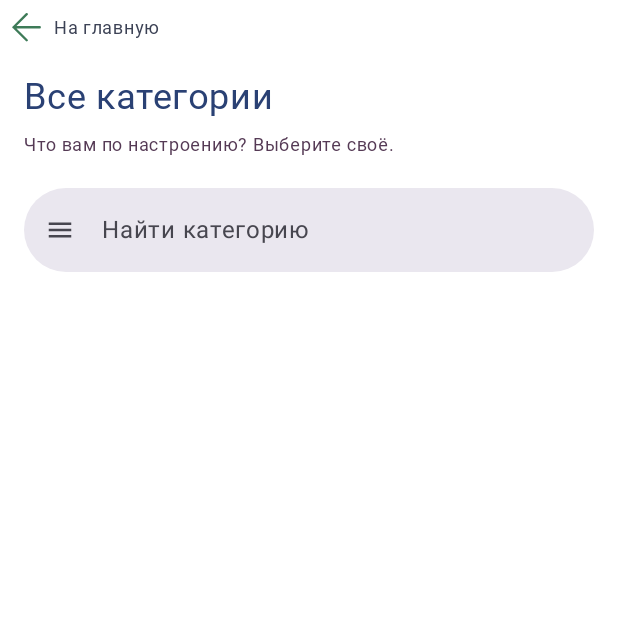
After one commit to KostikSmerch2012/AndroidJetpackComposeProj, an Android app built with Jetpack Compose: the composable CategoriesScreen called with empty values, on a phone screen of 412 x 824 dp, the top half of it. The commit adds this screen. Run offline under Robolectric (Android 15) with nearby library versions, the phone set to English and light mode, and no system bars; Roboto replaces fonts that are not available here.

Commit message:
feat(feature): processing onBackPressed fields, add categories page

```diff
--- a/feature/src/main/java/com/example/feature/home/MainScreen.kt
+++ b/feature/src/main/java/com/example/feature/home/MainScreen.kt
@@ -58,7 +58,11 @@ fun MainScreen(navController: NavController, modifier: Modifier = Modifier){
             }
         }
 
-        CategoryText()
+        CategoryText(
+            onAllCategoriesClick = {
+                navController.navigate(AppDestination.CATEGORY_CARD.route)
+            }
+        )
 
         if (categories.isNullOrEmpty()) {
             Box(modifier = Modifier.height(48.dp))
--- a/feature/src/main/java/com/example/feature/navigation/DestinationNavBar.kt
+++ b/feature/src/main/java/com/example/feature/navigation/DestinationNavBar.kt
@@ -24,7 +24,8 @@ enum class AppDestination(
     SAVED("saved"),
     CREATE("create"),
     PROFILE("profile"),
-    DETAIL_CARD("detail/{id}");
+    DETAIL_CARD("detail/{id}"),
+    CATEGORY_CARD("category");
 
     fun createRoute(id: String): String {
         return route.replace("{id}", id)
--- /dev/null
+++ b/feature/src/main/java/com/example/feature/screens/all_categories_screen/CategoriesScreen.kt
@@ -0,0 +1,32 @@
+package com.example.feature.screens.all_categories_screen
+
+import androidx.compose.foundation.lazy.LazyColumn
+import androidx.compose.runtime.Composable
+import androidx.compose.runtime.LaunchedEffect
+import androidx.compose.runtime.collectAsState
+import androidx.compose.runtime.getValue
+import androidx.lifecycle.viewmodel.compose.viewModel
+import com.example.feature.screens.all_categories_widgets.CategoriesCardMenue
+import com.example.feature.screens.all_categories_widgets.OnMainButton
+import com.example.feature.screens.main_widgets.CategoriesCard
+
+@Composable
+fun CategoriesScreen(id : String, onBackClick: () -> Unit){
+
+    val vm  = viewModel<CategoriesViewModel>()
+
+    LaunchedEffect(Unit) {
+        id.let { vm.fetchCategories(it) }
+    }
+
+    val category by vm.category.collectAsState()
+
+//    if (category == null) return
+
+    LazyColumn {
+        item {
+            OnMainButton(onBackClick)
+            CategoriesCardMenue(category)
+        }
+    }
+}
--- /dev/null
+++ b/feature/src/main/java/com/example/feature/screens/all_categories_screen/CategoriesViewModel.kt
@@ -0,0 +1,31 @@
+package com.example.feature.screens.all_categories_screen
+
+import androidx.lifecycle.ViewModel
+import androidx.lifecycle.viewModelScope
+import com.example.domain.model.Category
+import com.example.domain.repository.CategoryRepository
+import kotlinx.coroutines.flow.MutableStateFlow
+import kotlinx.coroutines.flow.StateFlow
+import kotlinx.coroutines.launch
+import org.koin.java.KoinJavaComponent.get
+
+class CategoriesViewModel : ViewModel() {
+
+    val categoryRepository: CategoryRepository = get(CategoryRepository::class.java)
+
+    private val _category : MutableStateFlow<List<Category>> = MutableStateFlow(emptyList())
+
+    val category: StateFlow<List<Category>>
+        get() = _category
+
+    fun fetchCategories(id : String) = viewModelScope.launch {
+        _category.value = categoryRepository.getCategories()
+    }
+
+//    init {
+//        viewModelScope.launch {
+//            val categoryResponse: List<Category> = categoryRepository.getCategories()
+//            _category.emit(categoryResponse)
+//        }
+//    }
+}
--- /dev/null
+++ b/feature/src/main/java/com/example/feature/screens/all_categories_widgets/CategoriesCard.kt
@@ -0,0 +1,192 @@
+package com.example.feature.screens.all_categories_widgets
+
+import androidx.compose.foundation.Image
+import androidx.compose.foundation.background
+import androidx.compose.foundation.clickable
+import androidx.compose.foundation.layout.Arrangement
+import androidx.compose.foundation.layout.Box
+import androidx.compose.foundation.layout.Column
+import androidx.compose.foundation.layout.Row
+import androidx.compose.foundation.layout.Spacer
+import androidx.compose.foundation.layout.fillMaxSize
+import androidx.compose.foundation.layout.fillMaxWidth
+import androidx.compose.foundation.layout.height
+import androidx.compose.foundation.layout.padding
+import androidx.compose.foundation.layout.size
+import androidx.compose.foundation.layout.width
+import androidx.compose.foundation.lazy.staggeredgrid.LazyVerticalStaggeredGrid
+import androidx.compose.foundation.lazy.staggeredgrid.StaggeredGridCells
+import androidx.compose.foundation.lazy.staggeredgrid.items
+import androidx.compose.foundation.shape.RoundedCornerShape
+import androidx.compose.foundation.text.input.rememberTextFieldState
+import androidx.compose.material3.Card
+import androidx.compose.material3.CardDefaults
+import androidx.compose.material3.MaterialTheme
+import androidx.compose.material3.Text
+import androidx.compose.material3.TextField
+import androidx.compose.material3.TextFieldDefaults
+import androidx.compose.runtime.Composable
+import androidx.compose.ui.Alignment
+import androidx.compose.ui.Modifier
+import androidx.compose.ui.graphics.Color
+import androidx.compose.ui.res.painterResource
+import androidx.compose.ui.tooling.preview.Preview
+import androidx.compose.ui.unit.dp
+import androidx.compose.ui.unit.sp
+import com.example.domain.model.Category
+import com.example.feature.R
+import com.example.feature.screens.main_widgets.iconKeyToDrawable
+import com.example.feature.screens.recipe_screen_widgets.RecipeGridContent
+import com.example.feature.screens.theme.InterFontFamily
+import com.google.android.material.color.MaterialColors
+
+@Composable
+fun CategoriesCardMenue(category: List<Category>){
+    Column(modifier = Modifier
+        .padding(horizontal = 16.dp, vertical = 4.dp)){
+        Spacer(Modifier.height(10.dp))
+        AllCategoriesText()
+        Spacer(Modifier.height(20.dp))
+        FindCategory()
+        Spacer(Modifier.height(20.dp))
+        CategoryCards(category)
+    }
+}
+
+@Composable
+fun OnMainButton(
+    onBackClick: () -> Unit
+){
+    Row(
+        verticalAlignment = Alignment.CenterVertically,
+        modifier = Modifier
+        .clickable{ onBackClick() }
+            .padding(8.dp)){
+        Image(
+            modifier = Modifier.size(20.dp),
+            painter = painterResource(R.drawable.back_arrow),
+            contentDescription = null
+        )
+        Spacer(Modifier.width(8.dp))
+        Box(modifier = Modifier.align(Alignment.CenterVertically)){
+            Text(
+                text = "На главную",
+                fontFamily = InterFontFamily,
+                fontSize = 12.sp,
+                color = MaterialTheme.colorScheme.secondary,
+                lineHeight = 15.sp
+            )
+        }
+    }
+}
+
+@Composable
+fun AllCategoriesText(){
+    Text(
+        text = "Все категории",
+        fontFamily = InterFontFamily,
+        fontSize = 24.sp,
+        color = MaterialTheme.colorScheme.primary,
+        lineHeight = 29.sp
+    )
+    Spacer(Modifier.height(8.dp))
+    Text(
+        text = "Что вам по настроению? Выберите своё.",
+        fontFamily = InterFontFamily,
+        fontSize = 12.sp,
+        color = MaterialTheme.colorScheme.tertiary,
+        lineHeight = 18.sp
+    )
+}
+
+@Composable
+fun FindCategory(){
+    TextField(
+        shape = RoundedCornerShape(100),
+        colors = TextFieldDefaults.colors(
+            focusedContainerColor = Color(0xFFEAE7EF),
+            unfocusedContainerColor = Color(0xFFEAE7EF),
+            focusedIndicatorColor = Color.Transparent,
+            unfocusedIndicatorColor = Color.Transparent,
+            disabledIndicatorColor = Color.Transparent,
+        ),
+        leadingIcon = {Image(painterResource(R.drawable.leading_icon), contentDescription = null)},
+        modifier = Modifier
+            .fillMaxWidth()
+            .height(56.dp),
+        state = rememberTextFieldState(),
+        placeholder = {Text("Найти категорию", color = Color(0xFF47464F))}
+    )
+}
+
+@Composable
+fun CategoryCards(category: List<Category>){
+    val rows = (category.size + 1) / 2
+    val height = 173.dp * rows + 12.dp * (rows - 1).coerceAtLeast(0)
+
+    LazyVerticalStaggeredGrid(
+        modifier = Modifier.height(height),
+        userScrollEnabled = false,
+        columns = StaggeredGridCells.Fixed(2),
+        verticalItemSpacing = 12.dp,
+        horizontalArrangement = Arrangement.spacedBy(12.dp),
+    ) {
+        items(category) { item -> CategoryCardsContent(item) }
+    }
+}
+
+@Composable
+fun CategoryCardsContent(category: Category){
+    Card(
+        shape = RoundedCornerShape(topStart = 24.dp, topEnd = 10.dp, bottomEnd = 24.dp, bottomStart = 10.dp),
+        colors = CardDefaults.cardColors(
+            containerColor = MaterialTheme.colorScheme.surface)
+    ) {
+        Column(modifier = Modifier.padding(14.dp)) {
+            Card(
+                modifier = Modifier.size(48.dp),
+                shape = RoundedCornerShape(topStart = 16.dp, topEnd = 8.dp, bottomEnd = 16.dp, bottomStart = 8.dp),
+                colors = CardDefaults.cardColors(
+                    containerColor = MaterialTheme.colorScheme.secondaryContainer)
+            ){
+                Box(modifier = Modifier
+                    .fillMaxSize(),
+                    contentAlignment = Alignment.Center){
+                    Image(
+                        painter = painterResource(iconKeys(category.iconKey ?: "")),
+                        contentDescription = null
+                    )
+                }
+            }
+//            Spacer(Modifier.height(8.dp))
+            Text(
+                text = category.name,
+                fontFamily = InterFontFamily,
+                fontSize = 16.sp,
+                color = MaterialTheme.colorScheme.primary,
+                lineHeight = 19.sp
+            )
+            Spacer(Modifier.height(5.dp))
+            Text(
+                text = "Временная заглушка",
+                fontFamily = InterFontFamily,
+                fontSize = 10.sp,
+                color = MaterialTheme.colorScheme.tertiary,
+                lineHeight = 12.sp
+            )
+            Spacer(Modifier.height(36.dp))
+        }
+    }
+}
+
+fun iconKeys(iconKey : String?) : Int {
+    return when (iconKey) {
+        "bowl" -> R.drawable.bowl
+        "timer" -> R.drawable.timer
+        "sunrise" -> R.drawable.sunrise
+        "croissant" -> R.drawable.croissant
+        "leaf" -> R.drawable.leaf
+        "plate" ->R.drawable.dish
+        else -> R.drawable.dish
+    }
+}
--- a/feature/src/main/java/com/example/feature/screens/recipe_screen/RecipeScreen.kt
+++ b/feature/src/main/java/com/example/feature/screens/recipe_screen/RecipeScreen.kt
@@ -15,7 +15,7 @@ import com.example.feature.screens.recipe_screen_widgets.RecipeCard
 import com.example.feature.screens.recipe_screen_widgets.RecipeImageCard
 
 @Composable
-fun RecipeScreen(id : String){
+fun RecipeScreen(id : String, onBackClick: () -> Unit){
 
     val vm  = viewModel<RecipeViewModel>()
 
@@ -29,7 +29,7 @@ fun RecipeScreen(id : String){
 
     LazyColumn {
         item {
-            RecipeCard(recipe!!)
+            RecipeCard(recipe!!, onBackClick)
         }
     }
 }
--- /dev/null
+++ b/feature/src/main/res/drawable/back_arrow.xml
@@ -0,0 +1,12 @@
+<vector xmlns:android="http://schemas.android.com/apk/res/android"
+    android:width="23dp"
+    android:height="22dp"
+    android:viewportWidth="23"
+    android:viewportHeight="22">
+  <path
+      android:pathData="M11.273,20.9L1.273,10.9L11.273,0.9M1.273,10.9H21.273"
+      android:strokeWidth="1.8"
+      android:fillColor="#00000000"
+      android:strokeColor="#3E7B58"
+      android:strokeLineCap="round"/>
+</vector>
```
Also changed, not shown: feature/src/main/java/com/example/feature/UIHost.kt (+47 -5 lines), feature/src/main/java/com/example/feature/screens/main_widgets/lazyRecipeCard.kt (+6 -1 lines), feature/src/main/java/com/example/feature/screens/recipe_screen_widgets/recipeImageCard.kt (+27 -28 lines), feature/src/main/res/drawable/leaf.xml (added, +12 -0 lines).
